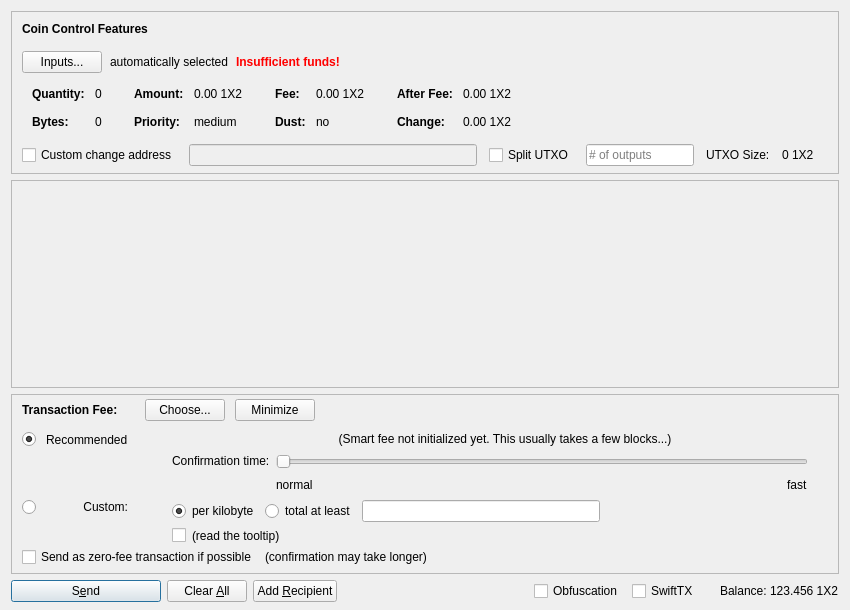
This is src/qt/forms/sendcoinsdialog.ui in waterfallm/1x2coinv2 as Qt 5 draws it before an edit. The edited form follows.
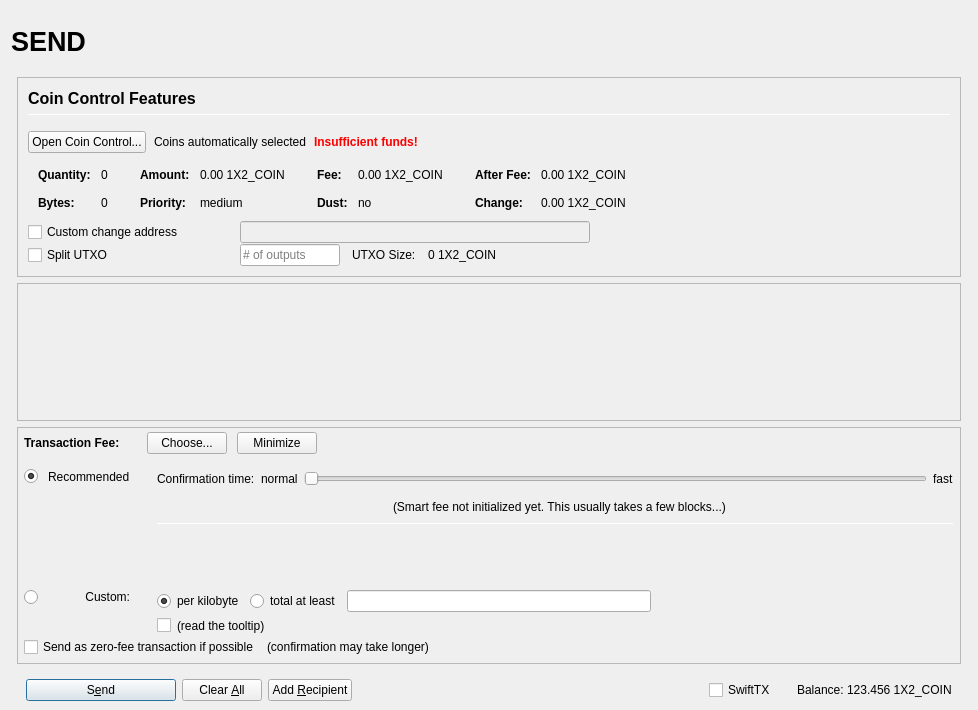
This is the edited form. Icons and pictures are not drawn. Custom widgets are drawn as their Qt base class.

```diff
--- a/src/qt/forms/sendcoinsdialog.ui
+++ b/src/qt/forms/sendcoinsdialog.ui
@@ -2,20 +2,155 @@
 <ui version="4.0">
  <class>SendCoinsDialog</class>
  <widget class="QDialog" name="SendCoinsDialog">
+  <property name="enabled">
+   <bool>true</bool>
+  </property>
   <property name="geometry">
    <rect>
     <x>0</x>
     <y>0</y>
-    <width>850</width>
-    <height>610</height>
+    <width>978</width>
+    <height>710</height>
    </rect>
   </property>
   <property name="windowTitle">
    <string>Send Coins</string>
   </property>
-  <layout class="QVBoxLayout" name="verticalLayout" stretch="0,1,0,0">
+  <layout class="QVBoxLayout" name="verticalLayout" stretch="0">
    <property name="bottomMargin">
-    <number>8</number>
+    <number>9</number>
+   </property>
+   <item>
+    <layout class="QVBoxLayout" name="verticalLayout_Master" stretch="0,1">
+     <property name="spacing">
+      <number>0</number>
+     </property>
+     <property name="leftMargin">
+      <number>0</number>
+     </property>
+     <property name="topMargin">
+      <number>0</number>
+     </property>
+     <property name="rightMargin">
+      <number>0</number>
+     </property>
+     <property name="bottomMargin">
+      <number>0</number>
+     </property>
+     <item>
+      <widget class="QFrame" name="frame_Header">
+       <layout class="QVBoxLayout" name="verticalLayout_Header" stretch="0">
+        <property name="leftMargin">
+         <number>0</number>
+        </property>
+        <property name="topMargin">
+         <number>0</number>
+        </property>
+        <property name="rightMargin">
+         <number>0</number>
+        </property>
+        <property name="bottomMargin">
+         <number>0</number>
+        </property>
+        <item>
+         <layout class="QHBoxLayout" name="horizontalLayout_Header" stretch="1,0,1">
+          <property name="spacing">
+           <number>6</number>
+          </property>
+          <item>
+           <widget class="QLabel" name="labelOverviewHeaderLeft">
+            <property name="minimumSize">
+             <size>
+              <width>464</width>
+              <height>60</height>
+             </size>
+            </property>
+            <property name="maximumSize">
+             <size>
+              <width>16777215</width>
+              <height>60</height>
+             </size>
+            </property>
+            <property name="font">
+             <font>
+              <pointsize>20</pointsize>
+              <weight>75</weight>
+              <bold>true</bold>
+             </font>
+            </property>
+            <property name="text">
+             <string>SEND</string>
+            </property>
+            <property name="alignment">
+             <set>Qt::AlignLeading|Qt::AlignLeft|Qt::AlignVCenter</set>
+            </property>
+           </widget>
+          </item>
+          <item>
+           <spacer name="horizontalSpacer_Header">
+            <property name="orientation">
+             <enum>Qt::Horizontal</enum>
+            </property>
+            <property name="sizeHint" stdset="0">
+             <size>
+              <width>40</width>
+              <height>20</height>
+             </size>
+            </property>
+           </spacer>
+          </item>
+          <item>
+           <widget class="QLabel" name="labelOverviewHeaderRight">
+            <property name="minimumSize">
+             <size>
+              <width>464</width>
+              <height>60</height>
+             </size>
+            </property>
+            <property name="maximumSize">
+             <size>
+              <width>16777215</width>
+              <height>60</height>
+             </size>
+            </property>
+            <property name="font">
+             <font>
+              <pointsize>14</pointsize>
+             </font>
+            </property>
+            <property name="text">
+             <string/>
+            </property>
+            <property name="alignment">
+             <set>Qt::AlignRight|Qt::AlignTrailing|Qt::AlignVCenter</set>
+            </property>
+           </widget>
+          </item>
+         </layout>
+        </item>
+       </layout>
+      </widget>
+     </item>
+     <item>
+      <widget class="QFrame" name="frame_BG">
+       <property name="minimumSize">
+        <size>
+         <width>0</width>
+         <height>0</height>
+        </size>
+       </property>
+       <layout class="QVBoxLayout" name="layout_BG" stretch="0,0,0,0">
+        <property name="leftMargin">
+         <number>6</number>
+        </property>
+        <property name="topMargin">
+         <number>6</number>
+        </property>
+        <property name="rightMargin">
+         <number>6</number>
+        </property>
+        <property name="bottomMargin">
+         <number>0</number>
    </property>
    <item>
     <widget class="QFrame" name="frameCoinControl">
@@ -51,12 +186,13 @@
        <number>0</number>
       </property>
       <property name="bottomMargin">
-       <number>6</number>
+            <number>0</number>
       </property>
       <item>
-       <layout class="QVBoxLayout" name="verticalLayoutCoinControl" stretch="0,0,0,0,1">
+            <widget class="QFrame" name="frameCoinControl_BG">
+             <layout class="QVBoxLayout" name="verticalLayoutCoinControl" stretch="0,0,0,0,0,0">
         <property name="spacing">
-         <number>0</number>
+               <number>1</number>
         </property>
         <property name="leftMargin">
          <number>10</number>
@@ -70,6 +206,11 @@
            <number>15</number>
           </property>
           <item>
+                 <layout class="QVBoxLayout" name="verticalLayout_3">
+                  <property name="spacing">
+                   <number>6</number>
+                  </property>
+                  <item>
            <widget class="QLabel" name="labelCoinControlFeatures">
             <property name="sizePolicy">
              <sizepolicy hsizetype="Preferred" vsizetype="Maximum">
@@ -77,8 +218,15 @@
               <verstretch>0</verstretch>
              </sizepolicy>
             </property>
+                    <property name="minimumSize">
+                     <size>
+                      <width>0</width>
+                      <height>20</height>
+                     </size>
+                    </property>
             <property name="font">
              <font>
+                      <pointsize>12</pointsize>
               <weight>75</weight>
               <bold>true</bold>
              </font>
@@ -91,6 +239,27 @@
             </property>
            </widget>
           </item>
+                  <item>
+                   <widget class="Line" name="line">
+                    <property name="minimumSize">
+                     <size>
+                      <width>0</width>
+                      <height>1</height>
+                     </size>
+                    </property>
+                    <property name="maximumSize">
+                     <size>
+                      <width>16777215</width>
+                      <height>1</height>
+                     </size>
+                    </property>
+                    <property name="orientation">
+                     <enum>Qt::Horizontal</enum>
+                    </property>
+                   </widget>
+                  </item>
+                 </layout>
+                </item>
          </layout>
         </item>
         <item>
@@ -107,7 +276,7 @@
              <string notr="true"/>
             </property>
             <property name="text">
-             <string>Inputs...</string>
+                   <string>Open Coin Control...</string>
             </property>
             <property name="autoDefault">
              <bool>false</bool>
@@ -117,7 +286,7 @@
           <item>
            <widget class="QLabel" name="labelCoinControlAutomaticallySelected">
             <property name="text">
-             <string>automatically selected</string>
+                   <string>Coins automatically selected</string>
             </property>
             <property name="margin">
              <number>5</number>
@@ -324,7 +493,7 @@
                   <enum>Qt::ActionsContextMenu</enum>
                  </property>
                  <property name="text">
-                  <string notr="true">0.00 1X2</string>
+                        <string notr="true">0.00 1X2_COIN</string>
                  </property>
                  <property name="textInteractionFlags">
                   <set>Qt::LinksAccessibleByMouse|Qt::TextSelectableByKeyboard|Qt::TextSelectableByMouse</set>
@@ -404,7 +573,7 @@
                   <enum>Qt::ActionsContextMenu</enum>
                  </property>
                  <property name="text">
-                  <string notr="true">0.00 1X2</string>
+                        <string notr="true">0.00 1X2_COIN</string>
                  </property>
                  <property name="textInteractionFlags">
                   <set>Qt::LinksAccessibleByMouse|Qt::TextSelectableByKeyboard|Qt::TextSelectableByMouse</set>
@@ -484,7 +653,7 @@
                   <enum>Qt::ActionsContextMenu</enum>
                  </property>
                  <property name="text">
-                  <string notr="true">0.00 1X2</string>
+                        <string notr="true">0.00 1X2_COIN</string>
                  </property>
                  <property name="textInteractionFlags">
                   <set>Qt::LinksAccessibleByMouse|Qt::TextSelectableByKeyboard|Qt::TextSelectableByMouse</set>
@@ -513,7 +682,7 @@
                   <enum>Qt::ActionsContextMenu</enum>
                  </property>
                  <property name="text">
-                  <string notr="true">0.00 1X2</string>
+                        <string notr="true">0.00 1X2_COIN</string>
                  </property>
                  <property name="textInteractionFlags">
                   <set>Qt::LinksAccessibleByMouse|Qt::TextSelectableByKeyboard|Qt::TextSelectableByMouse</set>
@@ -528,7 +697,7 @@
          </widget>
         </item>
         <item>
-         <layout class="QHBoxLayout" name="horizontalLayoutCoinControl4" stretch="0,0,0,0,0,0,0">
+               <layout class="QHBoxLayout" name="horizontalLayoutCoinControl4">
           <property name="spacing">
            <number>12</number>
           </property>
@@ -536,13 +705,31 @@
            <enum>QLayout::SetDefaultConstraint</enum>
           </property>
           <property name="topMargin">
-           <number>5</number>
+                 <number>0</number>
           </property>
           <property name="rightMargin">
-           <number>5</number>
+                 <number>0</number>
           </property>
           <item>
            <widget class="QCheckBox" name="checkBoxCoinControlChange">
+                  <property name="sizePolicy">
+                   <sizepolicy hsizetype="Preferred" vsizetype="Preferred">
+                    <horstretch>0</horstretch>
+                    <verstretch>0</verstretch>
+                   </sizepolicy>
+                  </property>
+                  <property name="minimumSize">
+                   <size>
+                    <width>200</width>
+                    <height>0</height>
+                   </size>
+                  </property>
+                  <property name="maximumSize">
+                   <size>
+                    <width>200</width>
+                    <height>16777215</height>
+                   </size>
+                  </property>
             <property name="toolTip">
              <string>If this is activated, but the change address is empty or invalid, change will be sent to a newly generated address.</string>
             </property>
@@ -557,15 +744,71 @@
              <bool>false</bool>
             </property>
             <property name="sizePolicy">
-             <sizepolicy hsizetype="Expanding" vsizetype="Fixed">
+                   <sizepolicy hsizetype="Preferred" vsizetype="Preferred">
               <horstretch>0</horstretch>
               <verstretch>0</verstretch>
              </sizepolicy>
             </property>
-           </widget>
-          </item>
+                  <property name="minimumSize">
+                   <size>
+                    <width>300</width>
+                    <height>0</height>
+                   </size>
+                  </property>
+                 </widget>
+                </item>
+                <item>
+                 <widget class="QLabel" name="labelCoinControlChangeLabel">
+                  <property name="sizePolicy">
+                   <sizepolicy hsizetype="Preferred" vsizetype="Preferred">
+                    <horstretch>0</horstretch>
+                    <verstretch>0</verstretch>
+                   </sizepolicy>
+                  </property>
+                  <property name="minimumSize">
+                   <size>
+                    <width>100</width>
+                    <height>0</height>
+                   </size>
+                  </property>
+                  <property name="text">
+                   <string/>
+                  </property>
+                  <property name="margin">
+                   <number>3</number>
+                  </property>
+                 </widget>
+                </item>
+               </layout>
+              </item>
+              <item>
+               <layout class="QHBoxLayout" name="horizontalLayoutCoinControl6">
+                <property name="spacing">
+                 <number>12</number>
+                </property>
+                <property name="rightMargin">
+                 <number>0</number>
+                </property>
           <item>
            <widget class="QCheckBox" name="splitBlockCheckBox">
+                  <property name="sizePolicy">
+                   <sizepolicy hsizetype="Preferred" vsizetype="Preferred">
+                    <horstretch>0</horstretch>
+                    <verstretch>0</verstretch>
+                   </sizepolicy>
+                  </property>
+                  <property name="minimumSize">
+                   <size>
+                    <width>200</width>
+                    <height>0</height>
+                   </size>
+                  </property>
+                  <property name="maximumSize">
+                   <size>
+                    <width>200</width>
+                    <height>16777215</height>
+                   </size>
+                  </property>
             <property name="text">
              <string>Split UTXO</string>
             </property>
@@ -574,11 +817,23 @@
           <item>
            <widget class="QLineEdit" name="splitBlockLineEdit">
             <property name="sizePolicy">
-             <sizepolicy hsizetype="Fixed" vsizetype="Fixed">
+                   <sizepolicy hsizetype="Preferred" vsizetype="Preferred">
               <horstretch>50</horstretch>
               <verstretch>0</verstretch>
              </sizepolicy>
             </property>
+                  <property name="minimumSize">
+                   <size>
+                    <width>100</width>
+                    <height>0</height>
+                   </size>
+                  </property>
+                  <property name="maximumSize">
+                   <size>
+                    <width>100</width>
+                    <height>16777215</height>
+                   </size>
+                  </property>
             <property name="placeholderText">
              <string># of outputs</string>
             </property>
@@ -594,31 +849,22 @@
           <item>
            <widget class="QLabel" name="labelBlockSize">
             <property name="text">
-             <string>0 1X2</string>
+                   <string>0 1X2_COIN</string>
             </property>
            </widget>
           </item>
           <item>
-           <widget class="QLabel" name="labelCoinControlChangeLabel">
-            <property name="sizePolicy">
-             <sizepolicy hsizetype="Preferred" vsizetype="Expanding">
-              <horstretch>0</horstretch>
-              <verstretch>0</verstretch>
-             </sizepolicy>
-            </property>
-            <property name="minimumSize">
+                 <spacer name="horizontalSpacer_7">
+                  <property name="orientation">
+                   <enum>Qt::Horizontal</enum>
+                  </property>
+                  <property name="sizeHint" stdset="0">
              <size>
-              <width>0</width>
-              <height>0</height>
-             </size>
-            </property>
-            <property name="text">
-             <string/>
-            </property>
-            <property name="margin">
-             <number>3</number>
-            </property>
-           </widget>
+                    <width>40</width>
+                    <height>20</height>
+                   </size>
+                  </property>
+                 </spacer>
           </item>
          </layout>
         </item>
@@ -636,6 +882,7 @@
          </spacer>
         </item>
        </layout>
+            </widget>
       </item>
      </layout>
     </widget>
@@ -650,8 +897,8 @@
        <rect>
         <x>0</x>
         <y>0</y>
-        <width>830</width>
-        <height>95</height>
+             <width>944</width>
+             <height>73</height>
        </rect>
       </property>
       <layout class="QVBoxLayout" name="verticalLayout_2" stretch="0,1">
@@ -733,11 +980,14 @@
          <number>0</number>
         </property>
         <property name="leftMargin">
-         <number>10</number>
+              <number>6</number>
         </property>
         <property name="topMargin">
          <number>0</number>
         </property>
+             <property name="rightMargin">
+              <number>6</number>
+             </property>
         <item>
          <layout class="QHBoxLayout" name="horizontalLayoutFee1">
           <property name="bottomMargin">
@@ -879,7 +1129,61 @@
              <property name="verticalSpacing">
               <number>4</number>
              </property>
-             <item row="2" column="4">
+                  <item row="2" column="0">
+                   <layout class="QVBoxLayout" name="verticalLayoutFee4" stretch="0">
+                    <item>
+                     <spacer name="verticalSpacer_2">
+                      <property name="orientation">
+                       <enum>Qt::Vertical</enum>
+                      </property>
+                      <property name="sizeHint" stdset="0">
+                       <size>
+                        <width>1</width>
+                        <height>1</height>
+                       </size>
+                      </property>
+                     </spacer>
+                    </item>
+                   </layout>
+                  </item>
+                  <item row="3" column="0">
+                   <layout class="QVBoxLayout" name="verticalLayoutFee9" stretch="0,1">
+                    <item>
+                     <widget class="QRadioButton" name="radioCustomFee">
+                      <property name="text">
+                       <string/>
+                      </property>
+                      <attribute name="buttonGroup">
+                       <string notr="true">groupFee</string>
+                      </attribute>
+                     </widget>
+                    </item>
+                    <item>
+                     <spacer name="verticalSpacer_6">
+                      <property name="orientation">
+                       <enum>Qt::Vertical</enum>
+                      </property>
+                      <property name="sizeHint" stdset="0">
+                       <size>
+                        <width>1</width>
+                        <height>1</height>
+                       </size>
+                      </property>
+                     </spacer>
+                    </item>
+                   </layout>
+                  </item>
+                  <item row="3" column="1">
+                   <widget class="QLabel" name="labelCustomFee">
+                    <property name="text">
+                     <string>Custom:</string>
+                    </property>
+                    <property name="alignment">
+                     <set>Qt::AlignRight|Qt::AlignTop|Qt::AlignTrailing</set>
+                    </property>
+                   </widget>
+                  </item>
+                  <item row="3" column="4">
               <layout class="QVBoxLayout" name="verticalLayoutFee8">
                <property name="spacing">
                 <number>6</number>
@@ -978,80 +1282,27 @@
                </item>
               </layout>
              </item>
-             <item row="1" column="0">
-              <layout class="QVBoxLayout" name="verticalLayoutFee4" stretch="1">
-               <item>
-                <spacer name="verticalSpacer_2">
-                 <property name="orientation">
-                  <enum>Qt::Vertical</enum>
-                 </property>
-                 <property name="sizeHint" stdset="0">
-                  <size>
-                   <width>1</width>
-                   <height>1</height>
-                  </size>
-                 </property>
-                </spacer>
-               </item>
-              </layout>
-             </item>
-             <item row="2" column="0">
-              <layout class="QVBoxLayout" name="verticalLayoutFee9" stretch="0,1">
-               <item>
-                <widget class="QRadioButton" name="radioCustomFee">
+                  <item row="1" column="1">
+                   <widget class="QLabel" name="labelSmartFee_2">
                  <property name="text">
-                  <string/>
-                 </property>
-                 <attribute name="buttonGroup">
-                  <string notr="true">groupFee</string>
-                 </attribute>
-                </widget>
-               </item>
-               <item>
-                <spacer name="verticalSpacer_6">
-                 <property name="orientation">
-                  <enum>Qt::Vertical</enum>
-                 </property>
-                 <property name="sizeHint" stdset="0">
-                  <size>
-                   <width>1</width>
-                   <height>1</height>
-                  </size>
-                 </property>
-                </spacer>
-               </item>
-              </layout>
-             </item>
-             <item row="1" column="4">
-              <layout class="QVBoxLayout" name="verticalLayoutFee3" stretch="0,0,1">
+                     <string>Recommended</string>
+                    </property>
+                   </widget>
+                  </item>
+                  <item row="0" column="4" rowspan="3">
+                   <layout class="QVBoxLayout" name="verticalLayoutFee3" stretch="0,0,0,0,1,0">
                <property name="spacing">
                 <number>6</number>
                </property>
                <property name="topMargin">
                 <number>2</number>
                </property>
-               <item>
-                <layout class="QHBoxLayout" name="horizontalLayoutFee12">
-                 <item>
-                  <spacer name="horizontalSpacer_5">
-                   <property name="orientation">
-                    <enum>Qt::Horizontal</enum>
-                   </property>
-                   <property name="sizeHint" stdset="0">
-                    <size>
-                     <width>1</width>
-                     <height>1</height>
-                    </size>
-                   </property>
-                  </spacer>
-                 </item>
-                </layout>
-               </item>
+                    <property name="bottomMargin">
+                     <number>20</number>
+                    </property>
                <item>
                 <layout class="QHBoxLayout" name="horizontalLayoutFee9">
                  <item>
-                  <layout class="QVBoxLayout" name="verticalLayoutFee6">
-                   <item>
                     <widget class="QLabel" name="labelSmartFee3">
                      <property name="text">
                       <string>Confirmation time:</string>
@@ -1062,27 +1313,23 @@
                     </widget>
                    </item>
                    <item>
-                    <spacer name="verticalSpacer_3">
-                     <property name="orientation">
-                      <enum>Qt::Vertical</enum>
-                     </property>
-                     <property name="sizeHint" stdset="0">
-                      <size>
-                       <width>1</width>
-                       <height>1</height>
-                      </size>
-                     </property>
-                    </spacer>
-                   </item>
-                  </layout>
-                 </item>
-                 <item>
-                  <layout class="QVBoxLayout" name="verticalLayoutFee5">
-                   <property name="rightMargin">
-                    <number>30</number>
-                   </property>
+                       <widget class="QLabel" name="labelSmartFeeNormal">
+                        <property name="text">
+                         <string>normal</string>
+                        </property>
+                        <property name="margin">
+                         <number>2</number>
+                        </property>
+                       </widget>
+                      </item>
                    <item>
                     <widget class="QSlider" name="sliderSmartFee">
+                        <property name="minimumSize">
+                         <size>
+                          <width>0</width>
+                          <height>24</height>
+                         </size>
+                        </property>
                      <property name="minimum">
                       <number>0</number>
                      </property>
@@ -1110,28 +1357,6 @@
                     </widget>
                    </item>
                    <item>
-                    <layout class="QHBoxLayout" name="horizontalLayoutFee10">
-                     <item>
-                      <widget class="QLabel" name="labelSmartFeeNormal">
-                       <property name="text">
-                        <string>normal</string>
-                       </property>
-                      </widget>
-                     </item>
-                     <item>
-                      <spacer name="horizontalSpacer_3">
-                       <property name="orientation">
-                        <enum>Qt::Horizontal</enum>
-                       </property>
-                       <property name="sizeHint" stdset="0">
-                        <size>
-                         <width>40</width>
-                         <height>20</height>
-                        </size>
-                       </property>
-                      </spacer>
-                     </item>
-                     <item>
                       <widget class="QLabel" name="labelSmartFeeFast">
                        <property name="text">
                         <string>fast</string>
@@ -1140,81 +1365,148 @@
                      </item>
                     </layout>
                    </item>
-                  </layout>
-                 </item>
-                </layout>
-               </item>
                <item>
-                <spacer name="verticalSpacer_4">
+                     <layout class="QHBoxLayout" name="horizontalLayout_recommended_texts">
+                      <property name="spacing">
+                       <number>0</number>
+                      </property>
+                      <item>
+                       <spacer name="horizontalSpacer_8">
                  <property name="orientation">
-                  <enum>Qt::Vertical</enum>
+                         <enum>Qt::Horizontal</enum>
                  </property>
                  <property name="sizeHint" stdset="0">
                   <size>
-                   <width>1</width>
-                   <height>1</height>
+                          <width>40</width>
+                          <height>20</height>
                   </size>
                  </property>
                 </spacer>
                </item>
-              </layout>
-             </item>
-             <item row="0" column="1">
-              <widget class="QLabel" name="labelSmartFee_2">
-               <property name="text">
-                <string>Recommended</string>
-               </property>
-              </widget>
-             </item>
-             <item row="0" column="0">
-              <widget class="QRadioButton" name="radioSmartFee">
-               <property name="text">
-                <string/>
-               </property>
-               <property name="checked">
-                <bool>true</bool>
-               </property>
-               <attribute name="buttonGroup">
-                <string notr="true">groupFee</string>
-               </attribute>
-              </widget>
-             </item>
-             <item row="2" column="1">
-              <widget class="QLabel" name="labelCustomFee">
-               <property name="text">
-                <string>Custom:</string>
-               </property>
-               <property name="alignment">
-                <set>Qt::AlignRight|Qt::AlignTop|Qt::AlignTrailing</set>
-               </property>
-              </widget>
-             </item>
-             <item row="0" column="2">
-              <widget class="QLabel" name="labelSmartFee">
-               <property name="text">
-                <string/>
-               </property>
-               <property name="margin">
-                <number>2</number>
-               </property>
-              </widget>
-             </item>
-             <item row="0" column="3">
+                      <item>
               <widget class="QLabel" name="labelFeeEstimation">
                <property name="text">
                 <string/>
                </property>
-              </widget>
-             </item>
-             <item row="0" column="4">
+                        <property name="margin">
+                         <number>2</number>
+                        </property>
+                       </widget>
+                      </item>
+                      <item>
               <widget class="QLabel" name="labelSmartFee2">
                <property name="text">
                 <string>(Smart fee not initialized yet. This usually takes a few blocks...)</string>
                </property>
                <property name="alignment">
-                <set>Qt::AlignHCenter</set>
+                         <set>Qt::AlignLeading|Qt::AlignLeft|Qt::AlignVCenter</set>
                </property>
                <property name="wordWrap">
+                         <bool>false</bool>
+                        </property>
+                        <property name="margin">
+                         <number>2</number>
+                        </property>
+                        <property name="indent">
+                         <number>-1</number>
+                        </property>
+                       </widget>
+                      </item>
+                      <item>
+                       <spacer name="horizontalSpacer_3">
+                        <property name="orientation">
+                         <enum>Qt::Horizontal</enum>
+                        </property>
+                        <property name="sizeHint" stdset="0">
+                         <size>
+                          <width>40</width>
+                          <height>20</height>
+                         </size>
+                        </property>
+                       </spacer>
+                      </item>
+                     </layout>
+                    </item>
+                    <item>
+                     <widget class="Line" name="line_2">
+                      <property name="minimumSize">
+                       <size>
+                        <width>0</width>
+                        <height>1</height>
+                       </size>
+                      </property>
+                      <property name="maximumSize">
+                       <size>
+                        <width>16777215</width>
+                        <height>1</height>
+                       </size>
+                      </property>
+                      <property name="orientation">
+                       <enum>Qt::Horizontal</enum>
+                      </property>
+                     </widget>
+                    </item>
+                    <item>
+                     <layout class="QHBoxLayout" name="horizontalLayoutFee12">
+                      <item>
+                       <spacer name="horizontalSpacer_5">
+                        <property name="orientation">
+                         <enum>Qt::Horizontal</enum>
+                        </property>
+                        <property name="sizeHint" stdset="0">
+                         <size>
+                          <width>1</width>
+                          <height>1</height>
+                         </size>
+                        </property>
+                       </spacer>
+                      </item>
+                     </layout>
+                    </item>
+                    <item>
+                     <spacer name="verticalSpacer_4">
+                      <property name="orientation">
+                       <enum>Qt::Vertical</enum>
+                      </property>
+                      <property name="sizeHint" stdset="0">
+                       <size>
+                        <width>1</width>
+                        <height>1</height>
+                       </size>
+                      </property>
+                     </spacer>
+                    </item>
+                    <item>
+                     <spacer name="verticalSpacer_3">
+                      <property name="orientation">
+                       <enum>Qt::Vertical</enum>
+                      </property>
+                      <property name="sizeHint" stdset="0">
+                       <size>
+                        <width>20</width>
+                        <height>40</height>
+                       </size>
+                      </property>
+                     </spacer>
+                    </item>
+                   </layout>
+                  </item>
+                  <item row="1" column="2">
+                   <widget class="QLabel" name="labelSmartFee">
+                    <property name="text">
+                     <string/>
+                    </property>
+                    <property name="margin">
+                     <number>2</number>
+                    </property>
+                   </widget>
+                  </item>
+                  <item row="1" column="0">
+                   <widget class="QRadioButton" name="radioSmartFee">
+                    <property name="text">
+                     <string/>
+                    </property>
+                    <property name="checked">
                 <bool>true</bool>
                </property>
                <property name="margin">
@@ -1299,7 +1591,11 @@
     </widget>
    </item>
    <item>
+         <widget class="QFrame" name="frame_Send">
     <layout class="QHBoxLayout" name="horizontalLayout">
+           <property name="bottomMargin">
+            <number>0</number>
+           </property>
      <item>
       <widget class="QPushButton" name="sendButton">
        <property name="minimumSize">
@@ -1384,22 +1680,6 @@
        <property name="spacing">
         <number>3</number>
        </property>
-       <item>
-        <widget class="QCheckBox" name="checkUseObfuscation">
-         <property name="minimumSize">
-          <size>
-           <width>95</width>
-           <height>0</height>
-          </size>
-         </property>
-         <property name="text">
-          <string>Obfuscation</string>
-         </property>
-         <property name="checked">
-          <bool>false</bool>
-         </property>
-        </widget>
-       </item>
        <item>
         <widget class="QCheckBox" name="checkSwiftTX">
          <property name="enabled">
@@ -1435,7 +1715,7 @@
           <cursorShape>IBeamCursor</cursorShape>
          </property>
          <property name="text">
-          <string notr="true">123.456 1X2</string>
+                <string notr="true">123.456 1X2_COIN</string>
          </property>
          <property name="textInteractionFlags">
           <set>Qt::LinksAccessibleByMouse|Qt::TextSelectableByKeyboard|Qt::TextSelectableByMouse</set>
@@ -1443,6 +1723,12 @@
         </widget>
        </item>
       </layout>
+           </item>
+          </layout>
+         </widget>
+        </item>
+       </layout>
+      </widget>
      </item>
     </layout>
    </item>
```
Left out of the diff: 14 changed lines with no effect on the pictures. Lines whose indentation alone changed are shown as unchanged.
